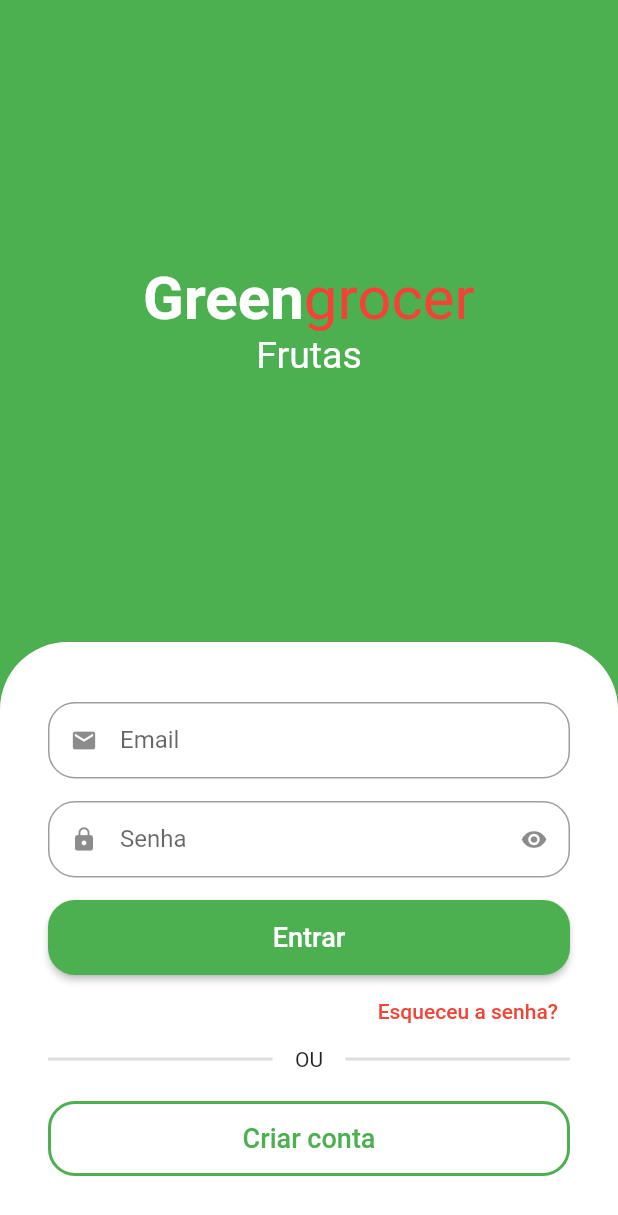
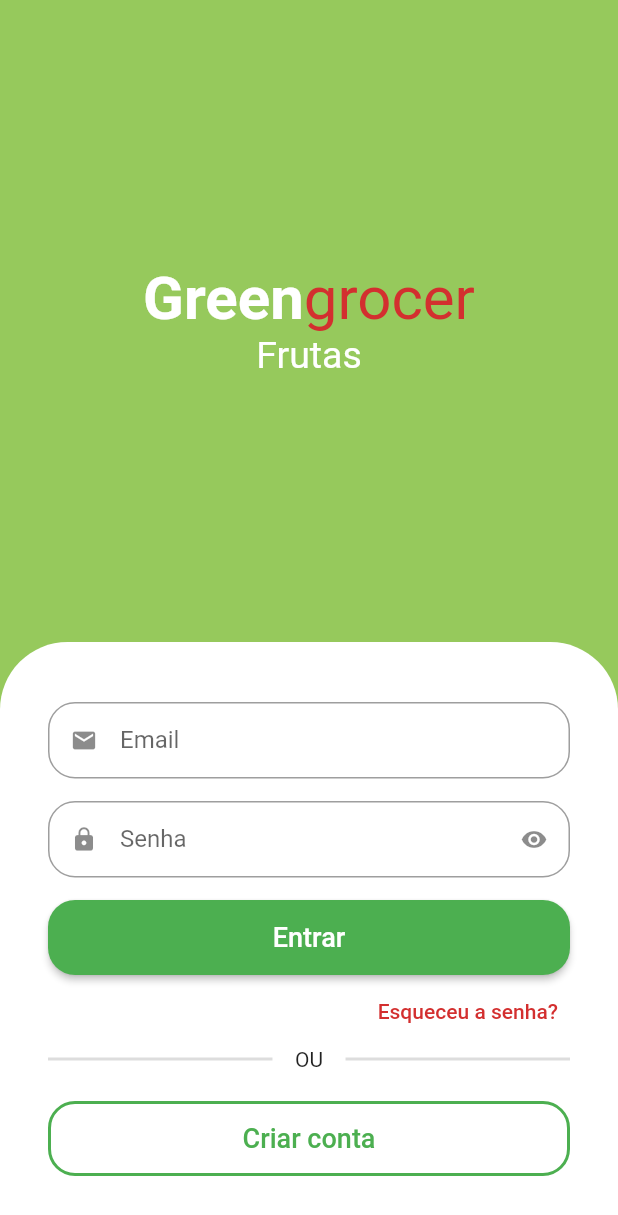
Before and after one commit to KaueSena01/GreenGrocer_Course, a Flutter app: the screen it shows after launch, on a phone screen of 412 x 824 dp. Shown: the top 1215 px of the screen. Run offline on Flutter 3.47's test engine with Material 2 defaults, Android fonts, the phone set to English and light mode, and no system bars; drawn by our look-alikes of animated_text_kit.

Commit message:
feature: Correção do problema de overflow na tela de login

```diff
--- a/lib/src/auth/sign_in_screen.dart
+++ b/lib/src/auth/sign_in_screen.dart
@@ -1,21 +1,30 @@
 import 'package:animated_text_kit/animated_text_kit.dart';
 import 'package:flutter/material.dart';
 import 'package:greengrocer_course/src/auth/components/custom_text_field.dart';
+import 'package:greengrocer_course/src/config/custom_colors.dart';
 
 class SignInScreen extends StatelessWidget {
   const SignInScreen({ Key? key }) : super(key: key);
 
   @override
   Widget build(BuildContext context) {
+
+    final size = MediaQuery.of(context).size;
+
     return Scaffold(
-      backgroundColor: Colors.green,
-      body: Column(
+      backgroundColor: CustomColors.customSwatchColor.shade800,
+      body: Center(
+        child: SingleChildScrollView(
+          child: SizedBox(
+            height: size.height,
+            width: size.width,
+            child: Column(
               children: [
                 Expanded(
                   child: Column(
                     mainAxisAlignment: MainAxisAlignment.center,
                     children: [
-                const Text.rich(
+                      Text.rich(
                         TextSpan(
                           style: TextStyle(
                             fontSize: 40
@@ -31,7 +40,7 @@
                             TextSpan(
                               text: 'grocer',
                               style: TextStyle(
-                          color: Colors.red
+                                color: CustomColors.customContrastColor
                               )
                             )
                           ]
@@ -99,7 +108,7 @@
                           alignment: Alignment.centerRight,
                           child: TextButton(
                             onPressed: () {},
-                      child: const Text('Esqueceu a senha?', style: TextStyle(color: Colors.red),
+                            child: Text('Esqueceu a senha?', style: TextStyle(color: CustomColors.customContrastColor),
                             ),
                           ),
                         ),
@@ -131,9 +140,9 @@
                           child: OutlinedButton(
                             onPressed: () {},
                             style: OutlinedButton.styleFrom(
-                        side: const BorderSide(
+                              side: BorderSide(
                                 width: 2,
-                          color: Colors.green
+                                color: CustomColors.customPrimaryColor
                               ),
                               shape: RoundedRectangleBorder(
                                 borderRadius: BorderRadius.circular(18)
@@ -147,6 +156,9 @@
                 )
               ],
             ),
+          ),
+        ),
+      ),
     );
   }
 }
--- /dev/null
+++ b/lib/src/config/custom_colors.dart
@@ -0,0 +1,26 @@
+
+
+import 'package:flutter/material.dart';
+
+Map<int, Color> _swatchOpacity = {
+  50 : const Color.fromRGBO(139, 195, 74, .1),
+  100 : const Color.fromRGBO(139, 195, 74, .2),
+  200 : const Color.fromRGBO(139, 195, 74, .3),
+  300 : const Color.fromRGBO(139, 195, 74, .4),
+  400 : const Color.fromRGBO(139, 195, 74, .5),
+  500 : const Color.fromRGBO(139, 195, 74, .6),
+  600 : const Color.fromRGBO(139, 195, 74, .7),
+  700 : const Color.fromRGBO(139, 195, 74, .8),
+  800 : const Color.fromRGBO(139, 195, 74, .9),
+  900 : const Color.fromRGBO(139, 195, 74, 1),
+};
+
+abstract class CustomColors {
+
+  static Color customPrimaryColor = Colors.green;
+
+  static Color customContrastColor = Colors.red.shade700;
+
+  static MaterialColor customSwatchColor = MaterialColor( 0xFF8B634A, _swatchOpacity);
+
+}
```
Lines whose indentation alone changed are shown as unchanged.
